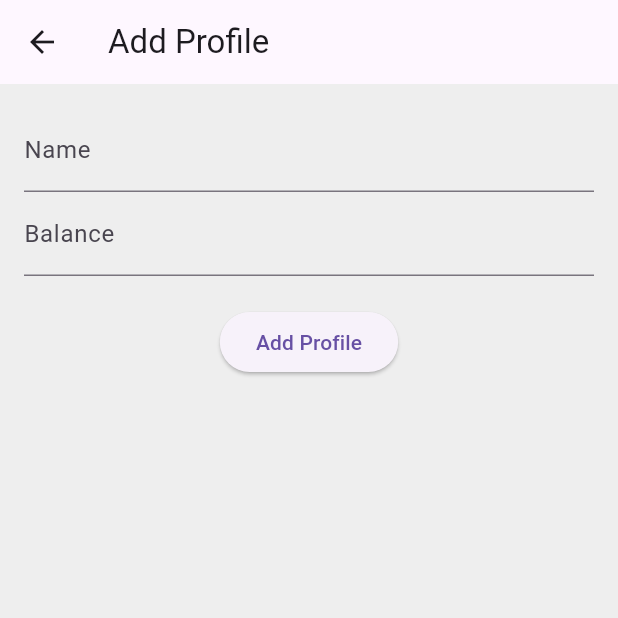
After one commit to Ferjaboss/Budgetta, a Flutter app: the AddProfileScreen screen opened directly, on a phone screen of 412 x 824 dp, the top half of it. The commit adds this screen. Run offline on Flutter 3.47's test engine with Material 3 defaults, Android fonts, the phone set to English and light mode, and no system bars; our stand-ins replace flutter_svg, hive, hive_flutter; missing offline and left inert: currency_picker; accounts and stored records are empty.

Commit message:
implement profile CRUD with Hive integration and update UI components

```diff
--- /dev/null
+++ b/lib/models/profile.dart
@@ -0,0 +1,14 @@
+import 'package:hive/hive.dart';
+
+part 'profile.g.dart';
+
+@HiveType(typeId: 0)
+class Profile extends HiveObject {
+  @HiveField(0)
+  String name;
+
+  @HiveField(1)
+  double balance;
+
+  Profile({required this.name, required this.balance});
+}
--- /dev/null
+++ b/lib/screens/add_profile.dart
@@ -0,0 +1,45 @@
+import 'package:flutter/material.dart';
+import 'package:hive/hive.dart';
+import '../models/profile.dart';
+
+class AddProfileScreen extends StatelessWidget {
+  final TextEditingController _nameController = TextEditingController();
+  final TextEditingController _balanceController = TextEditingController();
+
+  @override
+  Widget build(BuildContext context) {
+    return Scaffold(
+      appBar: AppBar(
+        title: Text('Add Profile'),
+      ),
+      body: Padding(
+        padding: const EdgeInsets.all(16.0),
+        child: Column(
+          children: [
+            TextField(
+              controller: _nameController,
+              decoration: InputDecoration(labelText: 'Name'),
+            ),
+            TextField(
+              controller: _balanceController,
+              decoration: InputDecoration(labelText: 'Balance'),
+              keyboardType: TextInputType.number,
+            ),
+            SizedBox(height: 20),
+            ElevatedButton(
+              onPressed: () async {
+                final name = _nameController.text;
+                final balance = double.parse(_balanceController.text);
+                final profile = Profile(name: name, balance: balance);
+                final box = Hive.box<Profile>('profiles');
+                await box.add(profile);
+                Navigator.pop(context);
+              },
+              child: Text('Add Profile'),
+            ),
+          ],
+        ),
+      ),
+    );
+  }
+}
--- a/lib/services/utils.dart
+++ b/lib/services/utils.dart
@@ -1,6 +1,6 @@
 import 'package:budget_tracker/widgets/add_wallet.dart';
 import 'package:flutter/material.dart';
-import 'package:budget_tracker/widgets/add_user.dart';
+import 'package:budget_tracker/widgets/add_profile.dart';
 
 
 void showAddWalletDialog(BuildContext context, Function(String) onAdd) {
@@ -13,6 +13,6 @@ void showAddWalletDialog(BuildContext context, Function(String) onAdd) {
 void showAddUserDialog(BuildContext context, Function(String) onAdd) {
   showDialog(
     context: context,
-    builder: (context) => AddUser(onAdd: onAdd),
+    builder: (context) => AddProfile(onAdd: onAdd),
   );
 }
--- a/lib/widgets/add_user.dart
+++ b/lib/widgets/add_profile.dart
@@ -1,15 +1,17 @@
 import 'package:flutter/material.dart';
+import 'package:hive/hive.dart';
+import '../models/profile.dart';
 
-class AddUser extends StatefulWidget {
+class AddProfile extends StatefulWidget {
   final Function(String) onAdd;
 
-  const AddUser({Key? key, required this.onAdd}) : super(key: key);
+  const AddProfile({Key? key, required this.onAdd}) : super(key: key);
 
   @override
-  _AddUserState createState() => _AddUserState();
+  _AddProfileState createState() => _AddProfileState();
 }
 
-class _AddUserState extends State<AddUser> {
+class _AddProfileState extends State<AddProfile> {
   final TextEditingController _controller = TextEditingController();
 
   @override
@@ -30,19 +32,19 @@ class _AddUserState extends State<AddUser> {
           child: Text('Cancel'),
         ),
         TextButton(
-          onPressed: () {
-            widget.onAdd(_controller.text);
-            Navigator.of(context).pop();
+          onPressed: () async {
+            final name = _controller.text;
+            if (name.isNotEmpty) {
+              final profile = Profile(name: name, balance: 0.0);
+              final box = await Hive.openBox<Profile>('profiles');
+              await box.add(profile);
+              widget.onAdd(name);
+              Navigator.of(context).pop();
+            }
           },
           child: Text('Add'),
         ),
       ],
     );
   }
-
-  @override
-  void dispose() {
-    _controller.dispose();
-    super.dispose();
-  }
 }
```
Also changed, not shown: lib/main.dart (+8 -1 lines), lib/pages/profile.dart (+48 -22 lines), pubspec.yaml (+4 -10 lines), lib/models/profile.g.dart (added), pubspec.lock.
